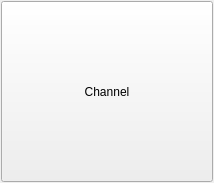
Qt form ui/controls/channelbutton.ui (dmitry64/av20) before a commit.
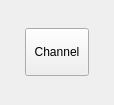
The same form after that commit.

Patch:
```diff
--- a/ui/controls/channelbutton.ui
+++ b/ui/controls/channelbutton.ui
@@ -6,8 +6,8 @@
    <rect>
     <x>0</x>
     <y>0</y>
-    <width>214</width>
-    <height>183</height>
+    <width>114</width>
+    <height>105</height>
    </rect>
   </property>
   <property name="sizePolicy">
@@ -45,8 +45,14 @@
      </property>
      <property name="minimumSize">
       <size>
-       <width>42</width>
-       <height>42</height>
+       <width>64</width>
+       <height>48</height>
+      </size>
+     </property>
+     <property name="maximumSize">
+      <size>
+       <width>64</width>
+       <height>48</height>
       </size>
      </property>
      <property name="text">
```
